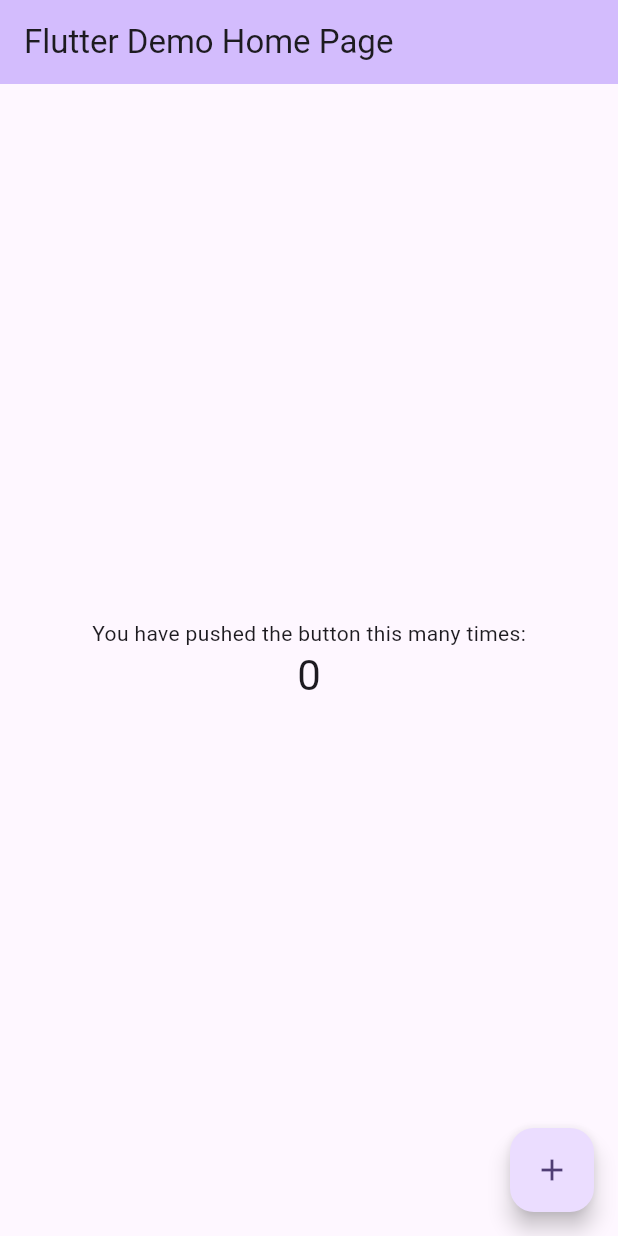
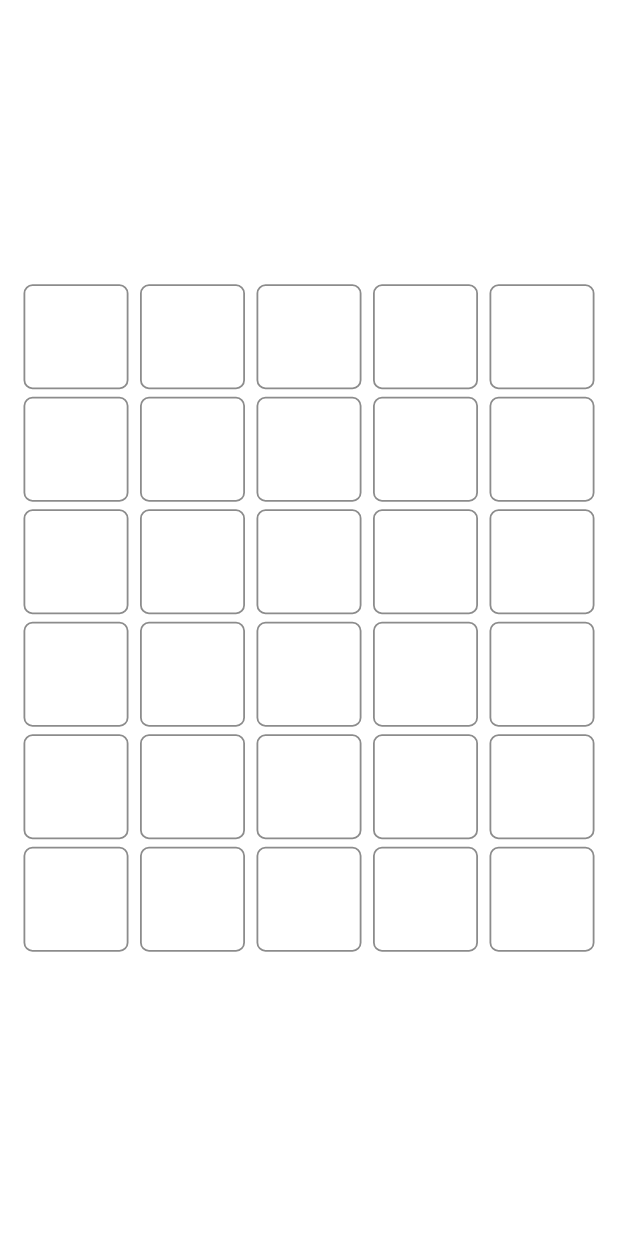
Before and after one commit to davidgraymi/wordlet, a Flutter app: the screen it shows after launch, on a phone screen of 412 x 824 dp. Run offline on Flutter 3.47's test engine with Material 3 defaults, Android fonts, the phone set to English and light mode, and no system bars; our stand-ins replace google_fonts.

Commit message:
wordlet game deploy

```diff
--- /dev/null
+++ b/lib/constants.dart
@@ -0,0 +1,3 @@
+
+final RegExp alphaCapReg = RegExp(r'[A-Z]');
+final RegExp alphaLowReg = RegExp(r'[a-z]');
--- a/lib/main.dart
+++ b/lib/main.dart
@@ -1,6 +1,14 @@
 import 'package:flutter/material.dart';
+import 'package:flutter/services.dart';
+import 'package:google_fonts/google_fonts.dart';
+import 'package:wordlet/wordlet.dart';
+
+import 'constants.dart';
 
 void main() {
+  WidgetsFlutterBinding.ensureInitialized();
+  SystemChrome.setPreferredOrientations(
+      [DeviceOrientation.portraitUp, DeviceOrientation.portraitDown]);
   runApp(const MyApp());
 }
 
@@ -11,115 +19,25 @@ class MyApp extends StatelessWidget {
   @override
   Widget build(BuildContext context) {
     return MaterialApp(
-      title: 'Flutter Demo',
+      title: 'Wordlet',
       theme: ThemeData(
-        // This is the theme of your application.
-        //
-        // TRY THIS: Try running your application with "flutter run". You'll see
-        // the application has a purple toolbar. Then, without quitting the app,
-        // try changing the seedColor in the colorScheme below to Colors.green
-        // and then invoke "hot reload" (save your changes or press the "hot
-        // reload" button in a Flutter-supported IDE, or press "r" if you used
-        // the command line to start the app).
-        //
-        // Notice that the counter didn't reset back to zero; the application
-        // state is not lost during the reload. To reset the state, use hot
-        // restart instead.
-        //
-        // This works for code too, not just values: Most code changes can be
-        // tested with just a hot reload.
-        colorScheme: ColorScheme.fromSeed(seedColor: Colors.deepPurple),
+        colorScheme: const ColorScheme.light(),
         useMaterial3: true,
+        textTheme: TextTheme(
+          displayLarge: GoogleFonts.lato(
+            color: Colors.black,
+            fontSize: 40,
+            fontWeight: FontWeight.w700,
+          ),
+          displayMedium: GoogleFonts.lato(
+            fontSize: 22,
+            fontWeight: FontWeight.w700,
+          ),
+        ),
       ),
-      home: const MyHomePage(title: 'Flutter Demo Home Page'),
+      home: Wordlet(
+        target: "YUMMY", // TODO: get word from database
+      ),
     );
   }
 }
-
-class MyHomePage extends StatefulWidget {
-  const MyHomePage({super.key, required this.title});
-
-  // This widget is the home page of your application. It is stateful, meaning
-  // that it has a State object (defined below) that contains fields that affect
-  // how it looks.
-
-  // This class is the configuration for the state. It holds the values (in this
-  // case the title) provided by the parent (in this case the App widget) and
-  // used by the build method of the State. Fields in a Widget subclass are
-  // always marked "final".
-
-  final String title;
-
-  @override
-  State<MyHomePage> createState() => _MyHomePageState();
-}
-
-class _MyHomePageState extends State<MyHomePage> {
-  int _counter = 0;
-
-  void _incrementCounter() {
-    setState(() {
-      // This call to setState tells the Flutter framework that something has
-      // changed in this State, which causes it to rerun the build method below
-      // so that the display can reflect the updated values. If we changed
-      // _counter without calling setState(), then the build method would not be
-      // called again, and so nothing would appear to happen.
-      _counter++;
-    });
-  }
-
-  @override
-  Widget build(BuildContext context) {
-    // This method is rerun every time setState is called, for instance as done
-    // by the _incrementCounter method above.
-    //
-    // The Flutter framework has been optimized to make rerunning build methods
-    // fast, so that you can just rebuild anything that needs updating rather
-    // than having to individually change instances of widgets.
-    return Scaffold(
-      appBar: AppBar(
-        // TRY THIS: Try changing the color here to a specific color (to
-        // Colors.amber, perhaps?) and trigger a hot reload to see the AppBar
-        // change color while the other colors stay the same.
-        backgroundColor: Theme.of(context).colorScheme.inversePrimary,
-        // Here we take the value from the MyHomePage object that was created by
-        // the App.build method, and use it to set our appbar title.
-        title: Text(widget.title),
-      ),
-      body: Center(
-        // Center is a layout widget. It takes a single child and positions it
-        // in the middle of the parent.
-        child: Column(
-          // Column is also a layout widget. It takes a list of children and
-          // arranges them vertically. By default, it sizes itself to fit its
-          // children horizontally, and tries to be as tall as its parent.
-          //
-          // Column has various properties to control how it sizes itself and
-          // how it positions its children. Here we use mainAxisAlignment to
-          // center the children vertically; the main axis here is the vertical
-          // axis because Columns are vertical (the cross axis would be
-          // horizontal).
-          //
-          // TRY THIS: Invoke "debug painting" (choose the "Toggle Debug Paint"
-          // action in the IDE, or press "p" in the console), to see the
-          // wireframe for each widget.
-          mainAxisAlignment: MainAxisAlignment.center,
-          children: <Widget>[
-            const Text(
-              'You have pushed the button this many times:',
-            ),
-            Text(
-              '$_counter',
-              style: Theme.of(context).textTheme.headlineMedium,
-            ),
-          ],
-        ),
-      ),
-      floatingActionButton: FloatingActionButton(
-        onPressed: _incrementCounter,
-        tooltip: 'Increment',
-        child: const Icon(Icons.add),
-      ), // This trailing comma makes auto-formatting nicer for build methods.
-    );
-  }
-}
--- /dev/null
+++ b/lib/wordlet.dart
@@ -0,0 +1,437 @@
+import 'package:confetti/confetti.dart';
+import 'package:flutter/cupertino.dart';
+import 'package:flutter/foundation.dart';
+import 'package:flutter/material.dart';
+import 'package:flutter/services.dart';
+
+import 'constants.dart';
+
+enum GameState { inProgress, win, lose }
+
+enum LetterHint { none, incorrect, wrongPlace, correct }
+
+// TODO: add ability to change colors
+const Map<LetterHint, Color> _defaultHintToColorMap = {
+  LetterHint.none: Color(0x00ffffff),
+  LetterHint.incorrect: Color(0xff9e9e9e),
+  LetterHint.wrongPlace: Color(0xfffdd835),
+  LetterHint.correct: Color(0xff4ca750)
+};
+
+class Wordlet extends StatefulWidget {
+  /// Creates a widget to play a single game of Wordlet.
+  ///
+  /// [target] must be a five letter string of all capital letters.
+  Wordlet(
+      {super.key,
+      required this.target,
+      this.confettiColors,
+      this.backgroundColor,
+      this.textInputColor,
+      this.textFrozenColor,
+      this.hintToColor = _defaultHintToColorMap})
+      : assert(target.length == 5),
+        assert(alphaCapReg.allMatches(target).length == 5);
+
+  final List<Color>? confettiColors;
+  final String target;
+  final Color? backgroundColor;
+  final Color? textInputColor;
+  final Color? textFrozenColor;
+  final Map<LetterHint, Color>? hintToColor;
+
+  @override
+  State<Wordlet> createState() => _WordletState();
+}
+
+class _WordletState extends State<Wordlet> {
+  final _wordLength = 5;
+  final _maxWords = 6;
+  final FocusNode _focusNode = FocusNode();
+
+  ConfettiController _confettiController = ConfettiController(
+    duration: const Duration(milliseconds: 100),
+  );
+  List<String> _targetChars = [];
+  List<String> _words = [];
+  List<List<LetterHint>> _hints = [];
+  int _index = 0;
+  GameState _gameState = GameState.inProgress;
+
+  /// Checks if a word is english.
+  ///
+  /// TODO: implement
+  bool isWordValid(String word) {
+    return (word.length == _wordLength);
+  }
+
+  /// Compares a word against the target.
+  bool isWordCorrect(String word) {
+    return (word == widget.target);
+  }
+
+  void handleWin() {
+    setState(() {
+      _confettiController.play();
+      _focusNode.dispose();
+      _gameState = GameState.win;
+    });
+
+    if (kDebugMode) {
+      print("you win!");
+    }
+  }
+
+  void updateHints(String word) {
+    if (kDebugMode) {
+      print("updating hints");
+    }
+
+    List<String> myChars = word.split('');
+    for (int i = 0; i < _wordLength; i++) {
+      if (myChars[i] == _targetChars[i]) {
+        setState(() => _hints[_index][i] = LetterHint.correct);
+        if (kDebugMode) {
+          print("hint[$_index][$i] correct");
+        }
+      } else if (widget.target.contains(myChars[i])) {
+        setState(() => _hints[_index][i] = LetterHint.wrongPlace);
+        if (kDebugMode) {
+          print("hint[$_index][$i] wrong place");
+        }
+      } else {
+        setState(() => _hints[_index][i] = LetterHint.incorrect);
+        if (kDebugMode) {
+          print("hint[$_index][$i] incorrect");
+        }
+      }
+    }
+
+    if (kDebugMode) {
+      print(_hints);
+    }
+  }
+
+  void submitWord(String word) {
+    updateHints(word);
+    if (isWordCorrect(word)) {
+      handleWin();
+    } else {
+      // move to next row
+      _index += 1;
+      // if all words have been entered lose
+      if (_index > _maxWords - 1) {
+        setState(() {
+          _focusNode.dispose();
+          _gameState = GameState.lose;
+        });
+
+        if (kDebugMode) {
+          print("you lose");
+        }
+      } else {
+        if (kDebugMode) {
+          print("incorrect! try again");
+        }
+      }
+    }
+  }
+
+  KeyEventResult keyEventHandler(FocusNode node, KeyEvent event) {
+    // If [enter] key is pressed down and the word is 5 letters
+    if (event.logicalKey == LogicalKeyboardKey.enter &&
+        _words[_index].length == _wordLength &&
+        event.runtimeType == KeyDownEvent) {
+      // If word is valid english
+      if (isWordValid(_words[_index])) {
+        // Submit
+        submitWord(_words[_index]);
+        return KeyEventResult.handled;
+      }
+      return KeyEventResult.ignored;
+    } else if (event.logicalKey == LogicalKeyboardKey.backspace &&
+        _words[_index].isNotEmpty &&
+        event.runtimeType == KeyDownEvent) {
+      setState(() {
+        _words[_index] = _words[_index].substring(0, _words[_index].length - 1);
+      });
+      if (kDebugMode) {
+        print(_words[_index]);
+      }
+      return KeyEventResult.handled;
+    } else if (event.character != null) {
+      var upper = event.character!.toUpperCase();
+      if (upper.contains(alphaLowReg) && _words[_index].length < _wordLength) {
+        setState(() {
+          _words[_index] += upper;
+        });
+        if (kDebugMode) {
+          print(_words[_index]);
+        }
+        return KeyEventResult.handled;
+      }
+    }
+    return KeyEventResult.ignored;
+  }
+
+  @override
+  void initState() {
+    _targetChars = widget.target.split('');
+    _words = List<String>.filled(_maxWords, "");
+    _hints = List<List<LetterHint>>.generate(_maxWords, (i) {
+      return List<LetterHint>.filled(_wordLength, LetterHint.none);
+    }, growable: false);
+    _index = 0;
+    _gameState = GameState.inProgress;
+    _confettiController = ConfettiController(
+      duration: const Duration(milliseconds: 100),
+    );
+
+    super.initState();
+  }
+
+  @override
+  void dispose() {
+    _confettiController.dispose();
+    _focusNode.dispose();
+    super.dispose();
+  }
+
+  @override
+  Widget build(BuildContext context) {
+    return Focus(
+      autofocus: true,
+      descendantsAreFocusable: false,
+      focusNode: _focusNode,
+      onKeyEvent: (FocusNode node, KeyEvent event) {
+        // If [enter] key is pressed down and the word is 5 letters
+        if (event.logicalKey == LogicalKeyboardKey.enter &&
+            _words[_index].length == _wordLength &&
+            event.runtimeType == KeyDownEvent) {
+          // If word is valid english
+          if (isWordValid(_words[_index])) {
+            // Submit
+            submitWord(_words[_index]);
+            return KeyEventResult.handled;
+          }
+          return KeyEventResult.ignored;
+          // If [backspace] was pressed
+        } else if (event.logicalKey == LogicalKeyboardKey.backspace &&
+            _words[_index].isNotEmpty &&
+            event.runtimeType == KeyDownEvent) {
+          setState(() {
+            _words[_index] =
+                _words[_index].substring(0, _words[_index].length - 1);
+          });
+          if (kDebugMode) {
+            print(_words[_index]);
+          }
+          return KeyEventResult.handled;
+          // If a character was pressed
+        } else if (event.character != null) {
+          var upper = event.character!.toUpperCase();
+          if (upper.contains(alphaCapReg) &&
+              _words[_index].length < _wordLength) {
+            setState(() {
+              _words[_index] += upper;
+            });
+            if (kDebugMode) {
+              print(_words[_index]);
+            }
+            return KeyEventResult.handled;
+          }
+        }
+        return KeyEventResult.ignored;
+      },
+      child: Stack(
+        alignment: Alignment.center,
+        children: [
+          Container(
+            color: Theme.of(context).colorScheme.surface,
+            child: SafeArea(
+              child: Container(
+                padding: const EdgeInsets.fromLTRB(8, 8, 8, 8),
+                child: Column(
+                  mainAxisAlignment: MainAxisAlignment.center,
+                  children: [
+                    Word(
+                      chars: _words[0].split(''),
+                      hints: _hints[0],
+                      hintToColor: widget.hintToColor,
+                    ),
+                    const SizedBox(
+                      height: 5,
+                    ),
+                    Word(
+                      chars: _words[1].split(''),
+                      hints: _hints[1],
+                      hintToColor: widget.hintToColor,
+                    ),
+                    const SizedBox(
+                      height: 5,
+                    ),
+                    Word(
+                      chars: _words[2].split(''),
+                      hints: _hints[2],
+                      hintToColor: widget.hintToColor,
+                    ),
+                    const SizedBox(
+                      height: 5,
+                    ),
+                    Word(
+                      chars: _words[3].split(''),
+                      hints: _hints[3],
+                      hintToColor: widget.hintToColor,
+                    ),
+                    const SizedBox(
+                      height: 5,
+                    ),
+                    Word(
+                      chars: _words[4].split(''),
+                      hints: _hints[4],
+                      hintToColor: widget.hintToColor,
+                    ),
+                    const SizedBox(
+                      height: 5,
+                    ),
+                    Word(
+                      chars: _words[5].split(''),
+                      hints: _hints[5],
+                      hintToColor: widget.hintToColor,
+                    ),
+                  ],
+                ),
+              ),
+            ),
+          ),
+          SafeArea(
+            child: Align(
+              alignment: const Alignment(0, -0.82),
+              child: AnimatedContainer(
+                height: 45,
+                width: 110,
+                alignment: Alignment.center,
+                decoration: BoxDecoration(
+                  color: _gameState == GameState.lose
+                      ? Theme.of(context).colorScheme.onSurface
+                      : Colors.transparent,
+                  borderRadius: BorderRadius.circular(4.0),
+                ),
+                duration: const Duration(milliseconds: 200),
+                child: _gameState == GameState.lose
+                    ? Text(
+                        widget.target,
+                        style: Theme.of(context)
+                            .textTheme
+                            .displayMedium!
+                            .copyWith(
+                                color: Theme.of(context).colorScheme.surface),
+                      )
+                    : null,
+              ),
+            ),
+          ),
+          ConfettiWidget(
+            confettiController: _confettiController,
+            gravity: 0.2,
+            minBlastForce: 1,
+            maxBlastForce: 200,
+            numberOfParticles: 1000,
+            blastDirectionality: BlastDirectionality.explosive,
+            colors: widget.confettiColors,
+          ),
+        ],
+      ),
+    );
+  }
+}
+
+class Word extends StatelessWidget {
+  final List<String> chars;
+  final List<LetterHint> hints;
+  final Map<LetterHint, Color>? hintToColor;
+  const Word(
+      {super.key,
+      required this.chars,
+      required this.hints,
+      this.hintToColor = _defaultHintToColorMap});
+
+  @override
+  Widget build(BuildContext context) {
+    return SizedBox(
+      height: 70,
+      child: Row(
+        mainAxisAlignment: MainAxisAlignment.spaceEvenly,
+        children: [
+          Letter(
+            char: chars.isNotEmpty ? chars[0] : '',
+            hint: hints[0],
+            hintToColor: hintToColor,
+          ),
+          Letter(
+            char: chars.length > 1 ? chars[1] : '',
+            hint: hints[1],
+            hintToColor: hintToColor,
+          ),
+          Letter(
+            char: chars.length > 2 ? chars[2] : '',
+            hint: hints[2],
+            hintToColor: hintToColor,
+          ),
+          Letter(
+            char: chars.length > 3 ? chars[3] : '',
+            hint: hints[3],
+            hintToColor: hintToColor,
+          ),
+          Letter(
+            char: chars.length > 4 ? chars[4] : '',
+            hint: hints[4],
+            hintToColor: hintToColor,
+          ),
+        ],
+      ),
+    );
+  }
+}
+
+class Letter extends StatelessWidget {
+  const Letter(
+      {super.key,
+      required this.char,
+      required this.hint,
+      this.hintToColor = _defaultHintToColorMap});
+
+  final String char;
+  final LetterHint hint;
+  final Map<LetterHint, Color>? hintToColor;
+
+  @override
+  Widget build(BuildContext context) {
+    if (kDebugMode) {
+      print(hintToColor);
+    }
+    return Container(
+      width: 70,
+      height: 70,
+      alignment: Alignment.center,
+      decoration: BoxDecoration(
+        color: hintToColor == null ? null : hintToColor![hint],
+        border: Border.all(
+            color: Colors.black45, width: hint != LetterHint.none ? 0.5 : 1.2),
+        borderRadius: BorderRadius.circular(6.0),
+      ),
+      child: Text(
+        char,
+        style: hint != LetterHint.none
+            ? Theme.of(context)
+                .textTheme
+                .displayLarge!
+                .copyWith(color: Theme.of(context).colorScheme.surface)
+            : Theme.of(context)
+                .textTheme
+                .displayLarge!
+                .copyWith(color: Theme.of(context).colorScheme.onSurface),
+      ),
+    );
+  }
+}
--- a/pubspec.yaml
+++ b/pubspec.yaml
@@ -31,10 +31,11 @@ dependencies:
   flutter:
     sdk: flutter
 
-
   # The following adds the Cupertino Icons font to your application.
   # Use with the CupertinoIcons class for iOS style icons.
   cupertino_icons: ^1.0.8
+  google_fonts: ^6.2.1
+  confetti: ^0.8.0
 
 dev_dependencies:
   flutter_test:
```
Also changed, not shown: pubspec.lock, 6 other files.
